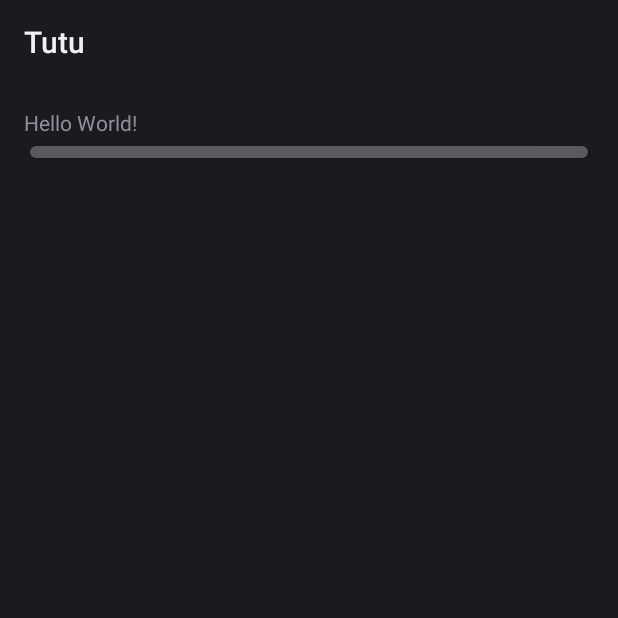
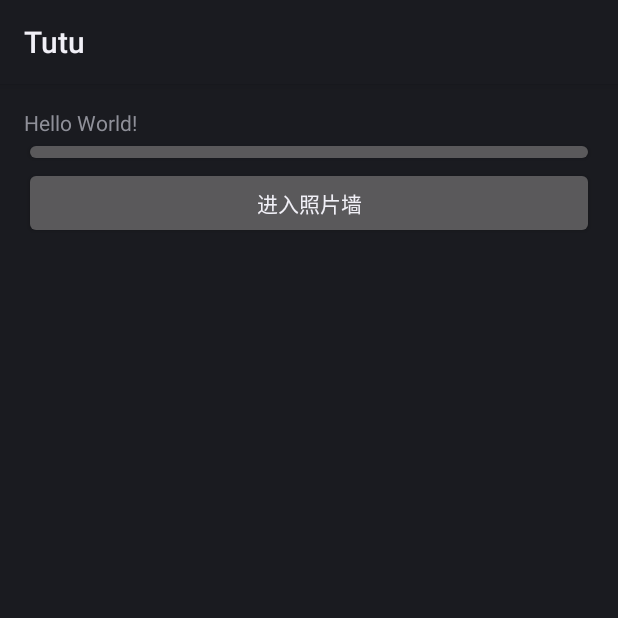
Before and after one commit to mmlfs/Tutu, an Android app: the screen it shows after launch (MainActivity), on a phone screen of 412 x 824 dp, the top half of it. Run offline under Robolectric (Android 15) with nearby library versions, the phone set to English and light mode, and no system bars.

Commit message:
add photowall test

```diff
--- a/Android/Tutu/app/src/main/java/com/hackpku/tutu/MainActivity.java
+++ b/Android/Tutu/app/src/main/java/com/hackpku/tutu/MainActivity.java
@@ -3,26 +3,38 @@ package com.hackpku.tutu;
 import android.app.Activity;
 import android.content.Intent;
 import android.os.Bundle;
+import android.util.Log;
 import android.view.View;
 import android.view.View.OnClickListener;
 import android.widget.Button;
+import android.widget.Toast;
 
 public class MainActivity extends Activity implements OnClickListener{
 
     private Button mapBtn = null;
+    private Button photoBtn = null;
 
     @Override
     protected void onCreate(Bundle savedInstanceState) {
         super.onCreate(savedInstanceState);
         setContentView(R.layout.activity_main);
         mapBtn = (Button) findViewById(R.id.entryMapBtn);
+        photoBtn = (Button) findViewById(R.id.entryPhotoBtn);
         mapBtn.setOnClickListener(this);
+        photoBtn.setOnClickListener(this);
     }
     @Override
     public void onClick(View v) {
+        Toast toast=Toast.makeText(getApplicationContext(), "默认的Toast", Toast.LENGTH_SHORT);
+        toast.show();
         if(v.equals(mapBtn)) {
             Intent intent = new Intent(this, MapActivity.class);
             startActivity(intent);
         }
+        else if(v.equals(photoBtn)) {
+            Log.e("pp", "end");
+            Intent intent = new Intent(this, PhotoWallActivity.class);
+            startActivity(intent);
+        }
     }
 }
--- a/Android/Tutu/app/src/main/res/layout/activity_main.xml
+++ b/Android/Tutu/app/src/main/res/layout/activity_main.xml
@@ -18,4 +18,9 @@
         android:layout_height="20dp"
         android:layout_below="@id/helloworld"
         android:text="进入地图"/>
+    <Button android:id="@+id/entryPhotoBtn"
+        android:layout_width="match_parent"
+        android:layout_height="wrap_content"
+        android:layout_below="@id/entryMapBtn"
+        android:text="进入照片墙"/>
 </RelativeLayout>
```
